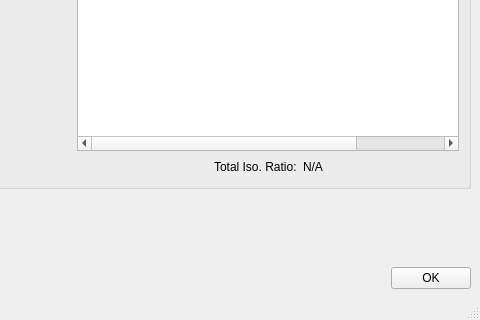
Above: ui/ui_resonance_imaging_layers_input.ui from neutronimaging/python_notebooks before the change; both pictures show x 332 to 812 and y 402 to 722 of the 812 by 722 pixel window. Below: the same form after it.
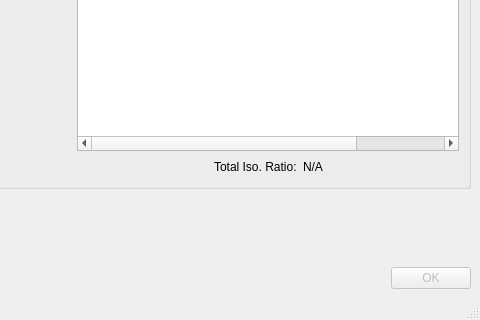
That is the form after the change.

Commit message: Implemented notebook that check ImagingReso with UI

Patch:
```diff
--- a/ui/ui_resonance_imaging_layers_input.ui
+++ b/ui/ui_resonance_imaging_layers_input.ui
@@ -650,6 +650,9 @@
         </item>
         <item>
          <widget class="QPushButton" name="ok_button">
+          <property name="enabled">
+           <bool>false</bool>
+          </property>
           <property name="text">
            <string>OK</string>
           </property>
```
The commit also changes 5 other files.
